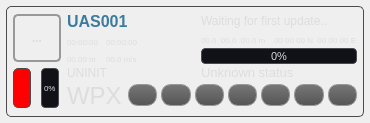
This is src/ui/UASView.ui in mavlink/qgroundcontrol as Qt 5 draws it before an edit. The edited form follows.
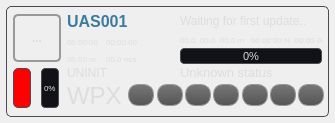
This is the edited form. Icons and pictures are not drawn.

Patch:
```diff
--- a/src/ui/UASView.ui
+++ b/src/ui/UASView.ui
@@ -6,8 +6,8 @@
    <rect>
     <x>0</x>
     <y>0</y>
-    <width>370</width>
-    <height>120</height>
+    <width>335</width>
+    <height>121</height>
    </rect>
   </property>
   <property name="sizePolicy">
@@ -18,7 +18,7 @@
   </property>
   <property name="minimumSize">
    <size>
-    <width>370</width>
+    <width>335</width>
     <height>0</height>
    </size>
   </property>
```
